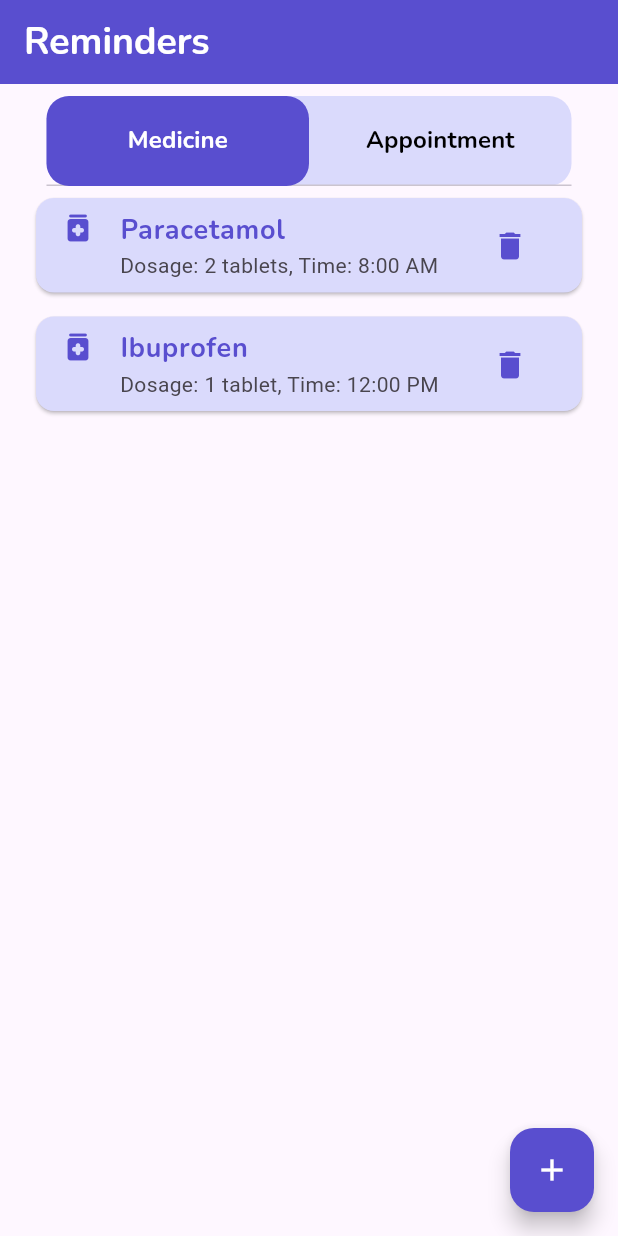
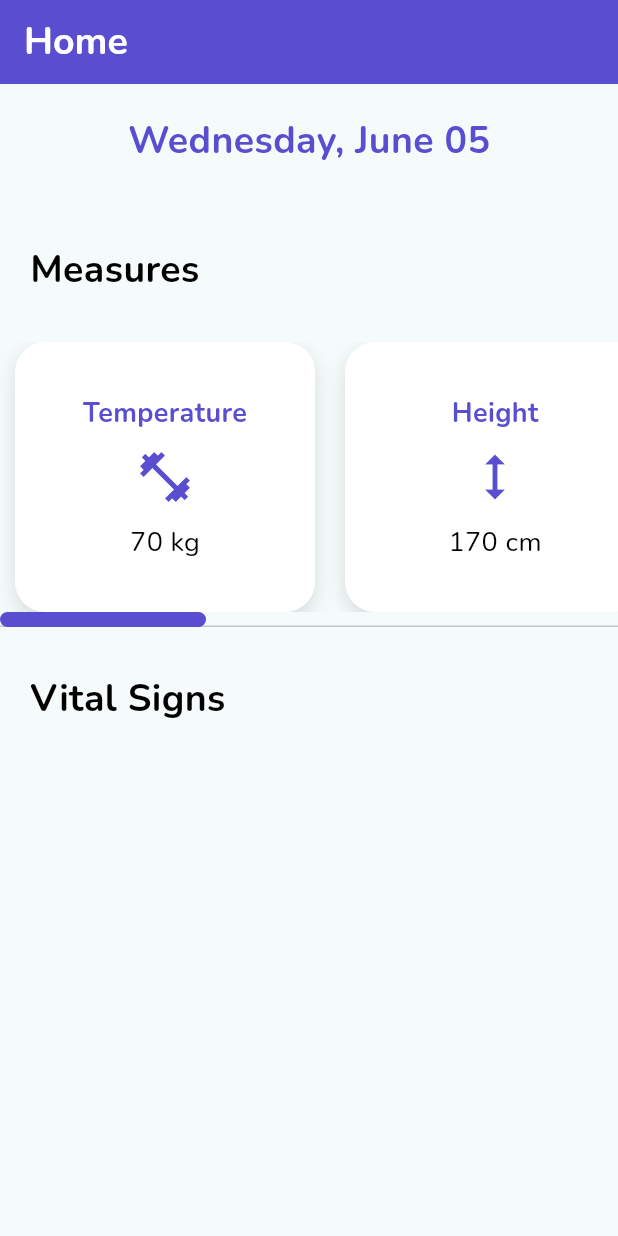
Before and after one commit to OneUp-WS71/mobile-application, a Flutter app: the screen it shows after launch, on a phone screen of 412 x 824 dp. Run offline on Flutter 3.47's test engine with Material 3 defaults, Android fonts, the phone set to English and light mode, and no system bars; our stand-ins replace animated_splash_screen.

Commit message:
feat: add measure box in dataManagment

```diff
--- /dev/null
+++ b/lib/dataManagment/presentation/home/home_screen.dart
@@ -0,0 +1,114 @@
+import 'package:flutter/material.dart';
+import 'package:mobile_application/common/styles/styles.dart';
+import 'package:mobile_application/common/widgets/custom_app_bar.dart';
+import 'package:intl/intl.dart';
+import 'package:mobile_application/dataManagment/presentation/widgets/measure_box.dart';
+
+class HomeScreen extends StatelessWidget {
+  const HomeScreen({Key? key}) : super(key: key);
+
+  @override
+  Widget build(BuildContext context) {
+    DateTime now = DateTime.now();
+    String formattedDate = DateFormat('EEEE, MMMM dd').format(now);
+    return Scaffold(
+      appBar: CustomAppBar(
+        title: 'Home',
+      ),
+      body: Column(
+        children: [
+          Padding(
+              padding: const EdgeInsets.all(20),
+      child: Center(
+        child: Text(
+            formattedDate,
+            style:  TextStyle(
+              fontFamily: Styles.headingFont,
+              fontSize: 25,
+              fontWeight: FontWeight.bold,
+              color: Styles.primaryColor,
+        ),
+      ),
+      ),
+      ),
+          const SizedBox(height: 10),
+          Container(
+            padding: const EdgeInsets.all(20),
+            alignment: Alignment.centerLeft,
+            child: Text(
+              'Measures',
+              style: TextStyle(
+                fontFamily: Styles.headingFont,
+                fontSize: 25,
+                fontWeight: FontWeight.bold,
+                color: Colors.black,
+              ),
+            ),
+          ),
+          const SizedBox(height: 10),
+          SizedBox(
+            height: 180,
+            child: ListView(
+              scrollDirection: Axis.horizontal,
+              children: const [
+                MeasureBox(
+                  title: 'Temperature',
+                  icon: Icons.fitness_center,
+                  value: '70 kg',
+                ),
+                MeasureBox(
+                  title: 'Height',
+                  icon: Icons.height,
+                  value: '170 cm',
+                ),
+                MeasureBox(
+                  title: 'BMI',
+                  icon: Icons.monitor_weight,
+                  value: '24.2',
+                ),
+              ],
+
+            )
+          ),
+
+          //tabBar decorativo
+          Container(
+            height: 10,
+            child: DefaultTabController(
+              length: 3,
+              child: TabBar(
+                indicator: BoxDecoration(
+                  color: Styles.primaryColor,
+                  borderRadius: BorderRadius.circular(10),
+                ),
+                indicatorSize: TabBarIndicatorSize.tab,
+                labelColor: Colors.white,
+                unselectedLabelColor: Colors.transparent,
+                tabs: const [
+                  Tab(text:''),
+                  Tab(text:''),
+                  Tab(text:''),
+                ],
+              ),
+            ),
+            ),
+
+          const SizedBox(height: 10),
+          Container(
+            padding: const EdgeInsets.all(20),
+            alignment: Alignment.centerLeft,
+            child: Text(
+              'Vital Signs',
+              style: TextStyle(
+                fontFamily: Styles.headingFont,
+                fontSize: 25,
+                fontWeight: FontWeight.bold,
+                color: Colors.black,
+              ),
+            ),
+          ),
+        ],
+      ),
+    );
+  }
+}
--- /dev/null
+++ b/lib/dataManagment/presentation/widgets/measure_box.dart
@@ -0,0 +1,63 @@
+import 'package:flutter/material.dart';
+import 'package:mobile_application/common/styles/styles.dart';
+
+class MeasureBox extends StatelessWidget {
+  final String title;
+  final IconData icon;
+  final String value;
+
+  const MeasureBox({
+    Key? key,
+    required this.title,
+    required this.icon,
+    required this.value,
+  }) : super(key: key);
+
+  @override
+  Widget build(BuildContext context) {
+    return Container(
+      width: 200,
+      margin: const EdgeInsets.symmetric(horizontal: 10),
+      decoration: BoxDecoration(
+        color: Colors.white,
+        borderRadius: BorderRadius.circular(20),
+        boxShadow: const [
+          BoxShadow(
+            color: Colors.black12,
+            blurRadius: 10,
+            offset: Offset(0, 5),
+          ),
+        ],
+      ),
+      child: Column(
+        mainAxisAlignment: MainAxisAlignment.center,
+        children: [
+          Text(
+            title,
+            style: TextStyle(
+              fontFamily: Styles.headingFont,
+              fontSize: 18,
+              fontWeight: FontWeight.bold,
+              color: Styles.primaryColor,
+            ),
+          ),
+          const SizedBox(height: 10),
+          Icon(
+            icon,
+            size: 40,
+            color: Styles.primaryColor,
+          ),
+          const SizedBox(height: 10),
+          Text(
+            value,
+            style: TextStyle(
+              fontFamily: Styles.headingFont,
+              fontSize: 18,
+              color: Colors.black,
+            ),
+          ),
+        ],
+      ),
+    );
+  }
+}
--- a/lib/main.dart
+++ b/lib/main.dart
@@ -1,6 +1,7 @@
 import 'package:flutter/material.dart';
 import 'package:mobile_application/security/presentation/login/login_screen.dart';
 import 'package:mobile_application/reminders/presentation/medicine/reminder_medicine_screen.dart';
+import 'package:mobile_application/dataManagment/presentation/home/home_screen.dart';
 void main() {
   runApp(const MyApp());
 }
@@ -14,10 +15,11 @@ class MyApp extends StatelessWidget {
       debugShowCheckedModeBanner: false,
       title: 'Flutter Demo',
       theme: ThemeData(
-        colorScheme: ColorScheme.fromSeed(seedColor: Colors.deepPurple),
+        colorScheme: ColorScheme.fromSeed(seedColor: Colors.white),
         useMaterial3: true,
       ),
-      home: const ReminderMedicineScreen(),
+      home: HomeScreen(),
+      //const ReminderMedicineScreen(),
       //const LoginScreen(),
       //SplashScreen(),
       //TermsConditionScreen(),
--- a/pubspec.yaml
+++ b/pubspec.yaml
@@ -36,6 +36,7 @@ dependencies:
   # Use with the CupertinoIcons class for iOS style icons.
   cupertino_icons: ^1.0.2
   animated_splash_screen: ^1.3.0
+  intl: ^0.19.0
 
 dev_dependencies:
   flutter_test:
```
Also changed, not shown: pubspec.lock.
